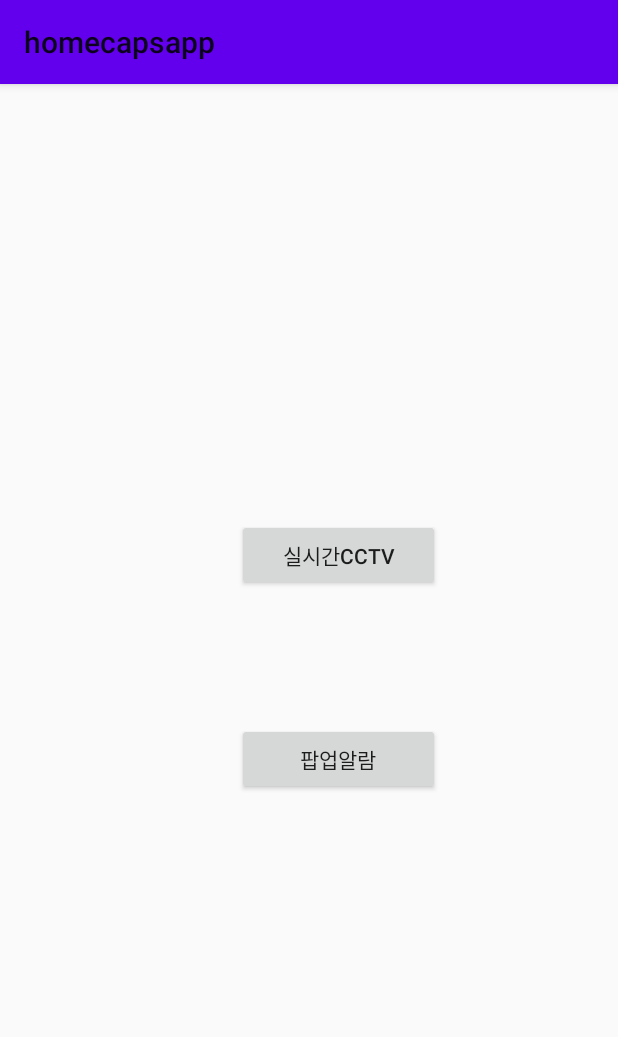
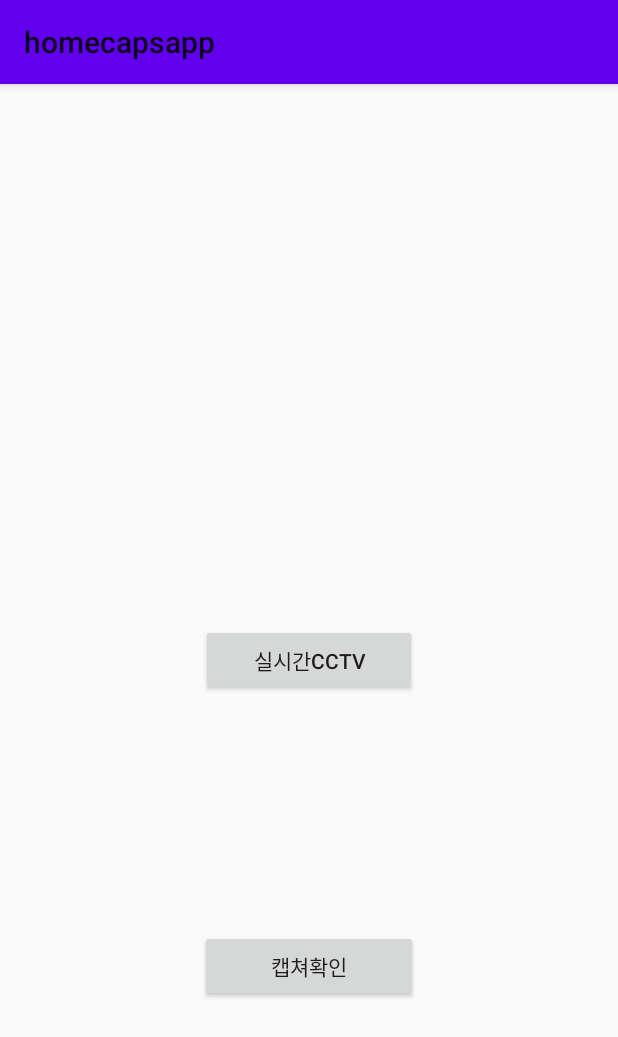
Before and after one commit to leeeeyz77/homecaps, an Android app: the screen it shows after launch (MainActivity), on a phone screen of 412 x 824 dp. Shown: the top 1037 px of the screen. Run offline under Robolectric (Android 15) with nearby library versions, the phone set to English and light mode, and no system bars.

Commit message:
이미지 불러오기
스토리지 생성 전이라 실행안됨, 코드만 작성함

```diff
--- a/app/build.gradle
+++ b/app/build.gradle
@@ -40,6 +40,7 @@ dependencies {
     implementation 'com.google.firebase:firebase-auth'
     implementation 'com.google.firebase:firebase-firestore'
     implementation 'com.google.firebase:firebase-database:20.0.4'
+    implementation 'com.google.firebase:firebase-storage:20.0.1'
     //implementation 'com.google.firebase:firebase-database:20.2.1'
     //implementation 'com.google.firebase:firebase-auth-ktx:22.0.0'
     testImplementation 'junit:junit:4.13.2'
@@ -57,5 +58,7 @@ dependencies {
 
     // Declare the dependency for the Firebase Authentication library
     // When using the BoM, you don't specify versions in Firebase library dependencies
+    implementation 'com.github.bumptech.glide:glide:4.11.0'
+    annotationProcessor 'com.github.bumptech.glide:compiler:4.11.0'
 
 }
--- a/app/src/main/AndroidManifest.xml
+++ b/app/src/main/AndroidManifest.xml
@@ -24,7 +24,7 @@
             android:name=".RegisterActivity"
             android:exported="false" />
         <activity
-            android:name=".SubActivity"
+            android:name=".CaptureShowActivity"
             android:exported="false" />
         <activity
             android:name=".MainActivity"
--- a/app/src/main/java/com/example/homecapsapp/MainActivity.java
+++ b/app/src/main/java/com/example/homecapsapp/MainActivity.java
@@ -30,8 +30,10 @@ public class MainActivity extends AppCompatActivity {
         super.onCreate(savedInstanceState);
         setContentView(R.layout.activity_main);
 
+
         Button button1 = findViewById(R.id.btn1);
-        Button button2 = findViewById(R.id.btn2);
+//        Button button2 = findViewById(R.id.btn2);
+        Button button3 = findViewById(R.id.btn3);
 
 
         button1.setOnClickListener(new View.OnClickListener()
@@ -44,16 +46,26 @@ public class MainActivity extends AppCompatActivity {
             }
         });
 
-        button2.setOnClickListener(new View.OnClickListener()
+
+        button3.setOnClickListener(new View.OnClickListener()
         {
-            @RequiresApi(api = Build.VERSION_CODES.JELLY_BEAN)
             @Override
             public void onClick(View view)
             {
-                createNotification();
-
+                Intent intent = new Intent(getApplicationContext(),  CaptureShowActivity.class);
+                startActivity(intent);
             }
         });
+
+//        button2.setOnClickListener(new View.OnClickListener()
+//        {
+//            @RequiresApi(api = Build.VERSION_CODES.JELLY_BEAN)
+//            @Override
+//            public void onClick(View view)
+//            {
+//                createNotification();
+//            }
+//        });
     }
 
     private void createNotification(){
--- a/app/src/main/res/layout/activity_main.xml
+++ b/app/src/main/res/layout/activity_main.xml
@@ -7,31 +7,44 @@
     android:orientation="vertical"
     tools:context=".MainActivity">
 
+    <androidx.constraintlayout.widget.ConstraintLayout
+        android:layout_width="match_parent"
+        android:layout_height="match_parent">
+
         <Button
             android:id="@+id/btn1"
-        android:layout_width="135dp"
+            android:layout_width="144dp"
             android:layout_height="wrap_content"
-        android:layout_marginStart="158dp"
-        android:layout_marginTop="290dp"
-        android:layout_marginEnd="150dp"
-        android:layout_marginBottom="88dp"
             android:text="실시간cctv"
-        app:layout_constraintBottom_toTopOf="@+id/btn2"
+            app:layout_constraintBottom_toBottomOf="parent"
             app:layout_constraintEnd_toEndOf="parent"
             app:layout_constraintStart_toStartOf="parent"
             app:layout_constraintTop_toTopOf="parent" />
 
+<!--        <Button-->
+<!--            android:id="@+id/btn2"-->
+<!--            android:layout_width="145dp"-->
+<!--            android:layout_height="wrap_content"-->
+<!--            android:text="팝업알람"-->
+<!--            app:layout_constraintBottom_toBottomOf="parent"-->
+<!--            app:layout_constraintEnd_toEndOf="parent"-->
+<!--            app:layout_constraintStart_toStartOf="parent"-->
+<!--            app:layout_constraintTop_toBottomOf="@+id/btn1" />-->
+
+
         <Button
-        android:id="@+id/btn2"
-        android:layout_width="135dp"
+            android:id="@+id/btn3"
+            android:layout_width="145dp"
             android:layout_height="wrap_content"
-        android:layout_marginStart="158dp"
-        android:layout_marginEnd="150dp"
-        android:layout_marginBottom="257dp"
-        android:text="팝업알람"
+            android:text="캡쳐확인"
             app:layout_constraintBottom_toBottomOf="parent"
             app:layout_constraintEnd_toEndOf="parent"
             app:layout_constraintStart_toStartOf="parent"
             app:layout_constraintTop_toBottomOf="@+id/btn1" />
 
+    </androidx.constraintlayout.widget.ConstraintLayout>
+
+
+
+
 </LinearLayout>
```
Also changed, not shown: app/src/main/java/com/example/homecapsapp/CaptureShowActivity.java (added, +46 -0 lines), app/src/main/res/layout/activity_captureshow.xml (added, +29 -0 lines), app/src/main/res/layout/nextpage.xml (deleted, +0 -12 lines), 1 other file. Lines whose indentation alone changed are shown as unchanged.
